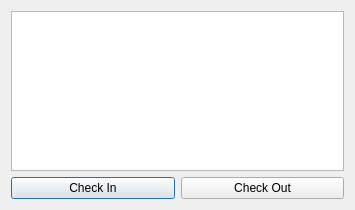
Old version of the form resources/dialog.ui in the repository qpskcn1/tk-desktop-timecard.
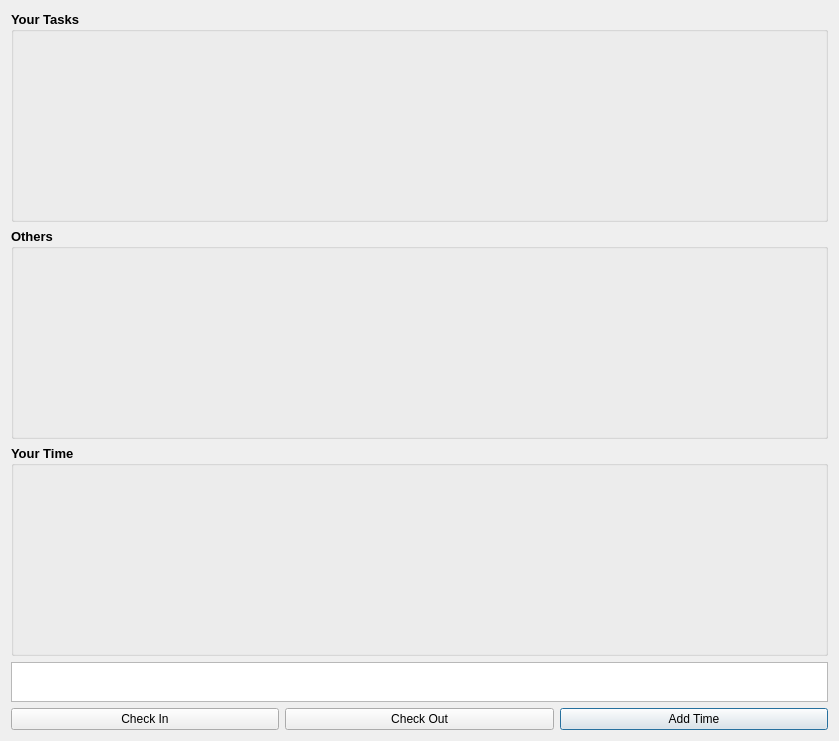
New version of the form.

What changed in the file:
```diff
--- a/resources/dialog.ui
+++ b/resources/dialog.ui
@@ -6,30 +6,72 @@
    <rect>
     <x>0</x>
     <y>0</y>
-    <width>355</width>
-    <height>210</height>
+    <width>839</width>
+    <height>741</height>
    </rect>
   </property>
   <property name="windowTitle">
    <string>The Current Sgtk Environment</string>
   </property>
   <layout class="QGridLayout" name="gridLayout">
-   <item row="2" column="0">
-    <widget class="QPushButton" name="CIBtn">
+   <item row="7" column="2">
+    <widget class="QPushButton" name="addTimeBtn">
      <property name="text">
-      <string>Check In</string>
+      <string>Add Time</string>
      </property>
     </widget>
    </item>
-   <item row="2" column="1">
-    <widget class="QPushButton" name="COBtn">
-     <property name="text">
-      <string>Check Out</string>
+   <item row="3" column="0" colspan="3">
+    <widget class="QGroupBox" name="groupBox_3">
+     <property name="font">
+      <font>
+       <pointsize>10</pointsize>
+       <weight>75</weight>
+       <bold>true</bold>
+      </font>
      </property>
+     <property name="title">
+      <string>Your Time</string>
+     </property>
     </widget>
    </item>
-   <item row="0" column="0" colspan="2">
+   <item row="2" column="0" colspan="3">
+    <widget class="QGroupBox" name="groupBox_2">
+     <property name="font">
+      <font>
+       <pointsize>10</pointsize>
+       <weight>75</weight>
+       <bold>true</bold>
+      </font>
+     </property>
+     <property name="title">
+      <string>Others</string>
+     </property>
+     <zorder>groupBox_3</zorder>
+    </widget>
+   </item>
+   <item row="1" column="0" colspan="3">
+    <widget class="QGroupBox" name="groupBox">
+     <property name="font">
+      <font>
+       <pointsize>10</pointsize>
+       <weight>75</weight>
+       <bold>true</bold>
+      </font>
+     </property>
+     <property name="title">
+      <string>Your Tasks</string>
+     </property>
+    </widget>
+   </item>
+   <item row="6" column="0" colspan="3">
     <widget class="QTextBrowser" name="textBrowser">
+     <property name="maximumSize">
+      <size>
+       <width>16777215</width>
+       <height>40</height>
+      </size>
+     </property>
      <property name="html">
       <string>&lt;!DOCTYPE HTML PUBLIC &quot;-//W3C//DTD HTML 4.0//EN&quot; &quot;http://www.w3.org/TR/REC-html40/strict.dtd&quot;&gt;
 &lt;html&gt;&lt;head&gt;&lt;meta name=&quot;qrichtext&quot; content=&quot;1&quot; /&gt;&lt;style type=&quot;text/css&quot;&gt;
@@ -39,6 +81,20 @@
      </property>
     </widget>
    </item>
+   <item row="7" column="0">
+    <widget class="QPushButton" name="CIBtn">
+     <property name="text">
+      <string>Check In</string>
+     </property>
+    </widget>
+   </item>
+   <item row="7" column="1">
+    <widget class="QPushButton" name="COBtn">
+     <property name="text">
+      <string>Check Out</string>
+     </property>
+    </widget>
+   </item>
   </layout>
  </widget>
  <resources>
```
